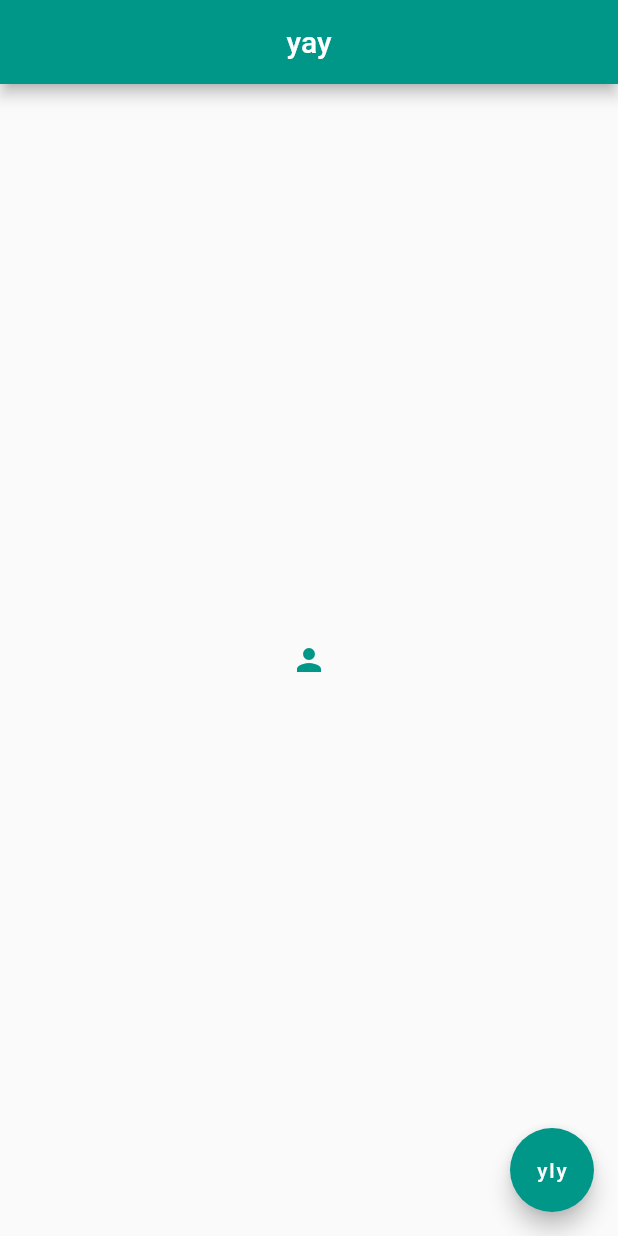
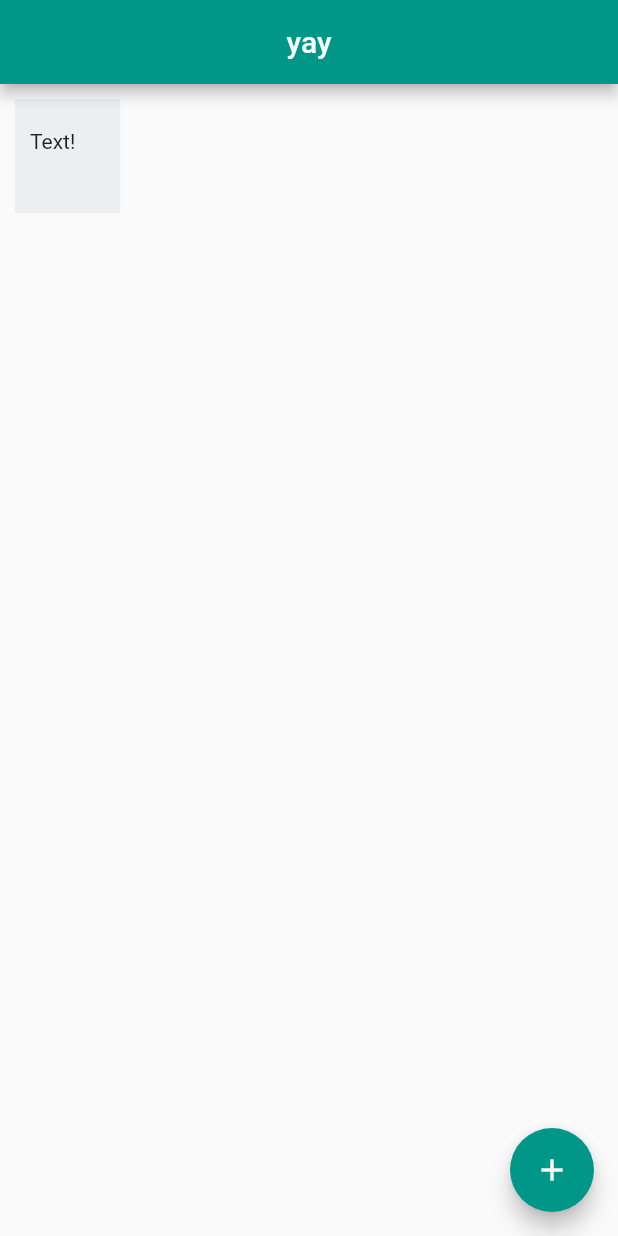
Before and after one commit to kammradt-archives/kontrol-flutter, a Flutter app: the screen it shows after launch, on a phone screen of 412 x 824 dp. Run offline on Flutter 3.47's test engine with Material 2 defaults, Android fonts, the phone set to English and light mode, and no system bars.

Commit message:
:sparkles: Using a basic Container with props like padding, margin and color

```diff
--- a/lib/main.dart
+++ b/lib/main.dart
@@ -14,16 +14,15 @@ class Home extends StatelessWidget {
         centerTitle: true,
         backgroundColor: Colors.teal,
       ),
-      body: Center(
-        child: IconButton(
-          icon: Icon(Icons.person),
-          onPressed: () { print('Clicked!'); },
-          color: Colors.teal,
-        )
+      body: Container(
+        padding: EdgeInsets.fromLTRB(10, 20, 30, 40),
+        margin: EdgeInsets.all(10),
+        color: Colors.blueGrey[50],
+        child: Text('Text!'),
       ),
       floatingActionButton: FloatingActionButton(
         onPressed: () {},
-        child: Text('yly'),
+        child: Icon(Icons.add),
         backgroundColor: Colors.teal,
       ),
     );
```
